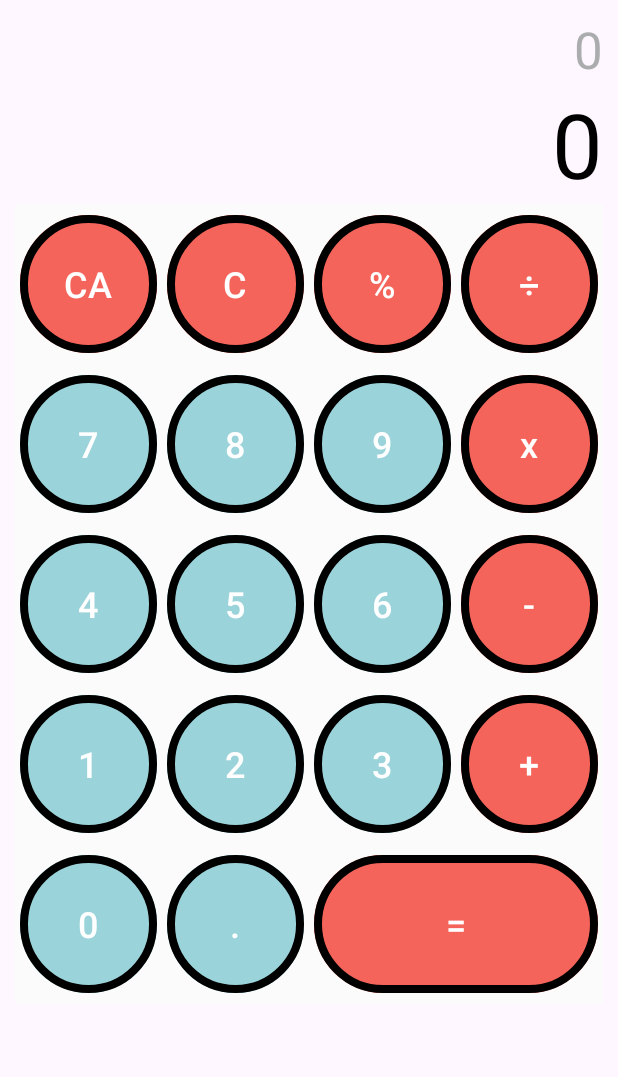
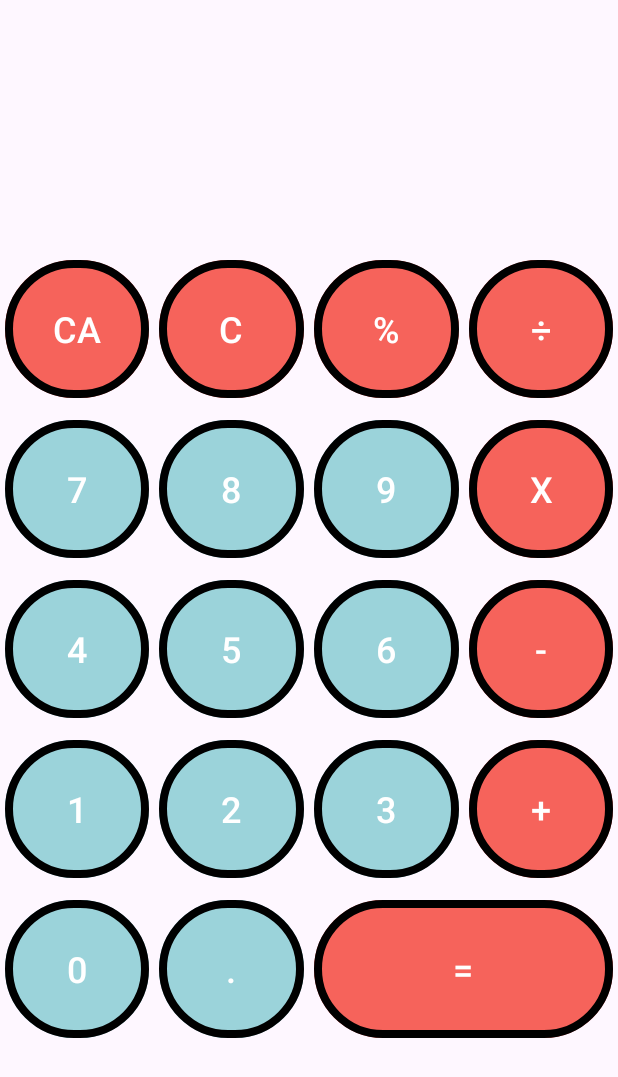
Before and after one commit to Bohorquezzz/Calculadora-Juan-Pablo-Bohorquez-Sofia-Palacio, an Android app: the screen it shows after launch (MainActivity), on a phone screen of 412 x 824 dp. Shown: the top 1077 px of the screen. Run offline under Robolectric (Android 15) with nearby library versions, the phone set to English and light mode, and no system bars.

```diff
--- a/app/src/main/res/layout/activity_main.xml
+++ b/app/src/main/res/layout/activity_main.xml
@@ -3,29 +3,26 @@
     xmlns:app="http://schemas.android.com/apk/res-auto"
     xmlns:tools="http://schemas.android.com/tools"
     android:layout_width="match_parent"
-    android:layout_height="wrap_content"
+    android:layout_height="match_parent"
     android:orientation="vertical"
-    android:padding="10dp"
-    android:textAlignment="textEnd"
-    tools:context=".MainActivity">
+    tools:context=".MainActivity" >
 
     <TextView
-        android:id="@+id/tvTemporal"
+        android:id="@+id/tvTemp"
         android:layout_width="match_parent"
         android:layout_height="wrap_content"
-        android:text="0"
+        android:padding="10dp"
         android:textAlignment="textEnd"
-        android:textColor="#9E787E7B"
-        android:textSize="34dp" />
+        android:textColor="#A6A6A6"
+        android:textSize="34sp" />
 
     <TextView
-        android:id="@+id/tvResultado"
+        android:id="@+id/tvResult"
         android:layout_width="match_parent"
         android:layout_height="wrap_content"
-        android:text="0"
+        android:padding="10dp"
         android:textAlignment="textEnd"
-        android:textColor="#000000"
-        android:textSize="60dp" />
+        android:textSize="60sp" />
 
     <include
         layout="@layout/botonesnumeros_layout"
--- a/app/src/main/res/layout/botonesnumeros_layout.xml
+++ b/app/src/main/res/layout/botonesnumeros_layout.xml
@@ -3,65 +3,64 @@
     xmlns:app="http://schemas.android.com/apk/res-auto"
     android:layout_width="match_parent"
     android:layout_height="wrap_content"
-    android:background="#FBFBFB"
-    android:orientation="vertical"
-    android:layout_column="0">
-
-
+    android:orientation="vertical">
 
     <GridLayout
         android:layout_width="match_parent"
         android:layout_height="wrap_content"
         android:columnCount="4"
-
         android:rowCount="5">
 
-
         <Button
-            android:id="@+id/button1"
+            android:id="@+id/button6"
             android:layout_width="wrap_content"
             android:layout_height="100dp"
             android:layout_row="0"
             android:layout_column="0"
             android:layout_columnWeight="1"
+
             android:layout_margin="3dp"
             android:backgroundTint="#90F44336"
-            android:cornerRadius="6dp"
+            android:onClick="borrar"
             android:text="CA"
             android:textSize="24sp"
-            app:strokeWidth="5dp" />
+            app:cornerRadius="50dp"
+            app:strokeWidth="5dp"/>
 
         <Button
-            android:id="@+id/button2"
+            android:id="@+id/button7"
             android:layout_width="wrap_content"
             android:layout_height="100dp"
             android:layout_row="0"
             android:layout_column="1"
             android:layout_columnWeight="1"
+
             android:layout_margin="3dp"
             android:backgroundTint="#90F44336"
-            android:cornerRadius="6dp"
+            android:onClick="borrar"
             android:text="C"
-            android:textSize="24dp"
-            app:strokeWidth="5dp" />
+            android:textSize="24sp"
+            app:cornerRadius="50dp"
+            app:strokeWidth="5dp"/>
 
         <Button
-            android:id="@+id/button3"
+            android:id="@+id/button8"
             android:layout_width="wrap_content"
             android:layout_height="100dp"
             android:layout_row="0"
             android:layout_column="2"
             android:layout_columnWeight="1"
+
             android:layout_margin="3dp"
             android:backgroundTint="#90F44336"
-            android:cornerRadius="6dp"
             android:onClick="cambiarOperador"
             android:text="%"
-            android:textSize="24dp"
-            app:strokeWidth="5dp" />
+            android:textSize="24sp"
+            app:cornerRadius="50dp"
+            app:strokeWidth="5dp"/>
 
         <Button
-            android:id="@+id/button4"
+            android:id="@+id/button9"
             android:layout_width="wrap_content"
             android:layout_height="100dp"
             android:layout_row="0"
@@ -69,14 +68,14 @@
             android:layout_columnWeight="1"
             android:layout_margin="3dp"
             android:backgroundTint="#90F44336"
-            android:cornerRadius="6dp"
             android:onClick="cambiarOperador"
             android:text="÷"
-            android:textSize="24dp"
-            app:strokeWidth="5dp" />
+            android:textSize="24sp"
+            app:cornerRadius="50dp"
+            app:strokeWidth="5dp"/>
 
         <Button
-            android:id="@+id/button5"
+            android:id="@+id/button10"
             android:layout_width="wrap_content"
             android:layout_height="100dp"
             android:layout_row="1"
@@ -84,14 +83,16 @@
             android:layout_columnWeight="1"
             android:layout_margin="3dp"
             android:backgroundTint="#9BD3DA"
-            android:cornerRadius="6dp"
             android:onClick="seleccionarNumero"
             android:text="7"
-            android:textSize="24dp"
-            app:strokeWidth="5dp" />
+            android:textColor="#FFFFFF"
+            android:textSize="24sp"
+            app:strokeColor="#000"
+            app:cornerRadius="50dp"
+            app:strokeWidth="5dp"/>
 
         <Button
-            android:id="@+id/button6"
+            android:id="@+id/button14"
             android:layout_width="wrap_content"
             android:layout_height="100dp"
             android:layout_row="1"
@@ -99,14 +100,17 @@
             android:layout_columnWeight="1"
             android:layout_margin="3dp"
             android:backgroundTint="#9BD3DA"
-            android:cornerRadius="6dp"
+
             android:onClick="seleccionarNumero"
             android:text="8"
-            android:textSize="24dp"
+            android:textColor="#FFFFFF"
+            android:textSize="24sp"
+            app:strokeColor="#000"
+            app:cornerRadius="50dp"
             app:strokeWidth="5dp" />
 
         <Button
-            android:id="@+id/button7"
+            android:id="@+id/button15"
             android:layout_width="wrap_content"
             android:layout_height="100dp"
             android:layout_row="1"
@@ -114,29 +118,33 @@
             android:layout_columnWeight="1"
             android:layout_margin="3dp"
             android:backgroundTint="#9BD3DA"
-            android:cornerRadius="6dp"
+
             android:onClick="seleccionarNumero"
             android:text="9"
-            android:textSize="24dp"
-            app:strokeWidth="5dp" />
+            android:textColor="#FFFFFF"
+            android:textSize="24sp"
+            app:strokeColor="#000"
+            app:cornerRadius="50dp"
+            app:strokeWidth="5dp"/>
 
         <Button
-            android:id="@+id/button8"
+            android:id="@+id/button16"
             android:layout_width="wrap_content"
             android:layout_height="100dp"
             android:layout_row="1"
             android:layout_column="3"
             android:layout_columnWeight="1"
+
             android:layout_margin="3dp"
             android:backgroundTint="#90F44336"
-            android:cornerRadius="6dp"
             android:onClick="cambiarOperador"
-            android:text="x"
-            android:textSize="24dp"
-            app:strokeWidth="5dp" />
+            android:text="X"
+            android:textSize="24sp"
+            app:cornerRadius="50dp"
+            app:strokeWidth="5dp"/>
 
         <Button
-            android:id="@+id/button9"
+            android:id="@+id/button17"
             android:layout_width="wrap_content"
             android:layout_height="100dp"
             android:layout_row="2"
@@ -144,14 +152,17 @@
             android:layout_columnWeight="1"
             android:layout_margin="3dp"
             android:backgroundTint="#9BD3DA"
-            android:cornerRadius="6dp"
+
             android:onClick="seleccionarNumero"
             android:text="4"
-            android:textSize="24dp"
-            app:strokeWidth="5dp" />
+            android:textColor="#FFFFFF"
+            android:textSize="24sp"
+            app:strokeColor="#000"
+            app:cornerRadius="50dp"
+            app:strokeWidth="5dp"/>
 
         <Button
-            android:id="@+id/button10"
+            android:id="@+id/button18"
             android:layout_width="wrap_content"
             android:layout_height="100dp"
             android:layout_row="2"
@@ -159,14 +170,17 @@
             android:layout_columnWeight="1"
             android:layout_margin="3dp"
             android:backgroundTint="#9BD3DA"
-            android:cornerRadius="6dp"
+
             android:onClick="seleccionarNumero"
             android:text="5"
-            android:textSize="24dp"
+            android:textColor="#FFFFFF"
+            android:textSize="24sp"
+            app:strokeColor="#000"
+            app:cornerRadius="50dp"
             app:strokeWidth="5dp" />
 
         <Button
-            android:id="@+id/button11"
+            android:id="@+id/button19"
             android:layout_width="wrap_content"
             android:layout_height="100dp"
             android:layout_row="2"
@@ -174,29 +188,33 @@
             android:layout_columnWeight="1"
             android:layout_margin="3dp"
             android:backgroundTint="#9BD3DA"
-            android:cornerRadius="6dp"
+
             android:onClick="seleccionarNumero"
             android:text="6"
-            android:textSize="24dp"
+            android:textColor="#FFFFFF"
+            android:textSize="24sp"
+            app:strokeColor="#000"
+            app:cornerRadius="50dp"
             app:strokeWidth="5dp" />
 
         <Button
-            android:id="@+id/button12"
+            android:id="@+id/button20"
             android:layout_width="wrap_content"
             android:layout_height="100dp"
             android:layout_row="2"
             android:layout_column="3"
             android:layout_columnWeight="1"
+
             android:layout_margin="3dp"
             android:backgroundTint="#90F44336"
-            android:cornerRadius="6dp"
             android:onClick="cambiarOperador"
             android:text="-"
-            android:textSize="24dp"
-            app:strokeWidth="5dp" />
+            android:textSize="24sp"
+            app:cornerRadius="50dp"
+            app:strokeWidth="5dp"/>
+
 
         <Button
-            android:id="@+id/button13"
             android:layout_width="wrap_content"
             android:layout_height="100dp"
             android:layout_row="3"
@@ -204,14 +222,16 @@
             android:layout_columnWeight="1"
             android:layout_margin="3dp"
             android:backgroundTint="#9BD3DA"
-            android:cornerRadius="6dp"
+
             android:onClick="seleccionarNumero"
             android:text="1"
-            android:textSize="24dp"
-            app:strokeWidth="5dp" />
+            android:textColor="#FFFFFF"
+            android:textSize="24sp"
+            app:strokeColor="#000"
+            app:cornerRadius="50dp"
+            app:strokeWidth="5dp"/>
 
         <Button
-            android:id="@+id/button14"
             android:layout_width="wrap_content"
             android:layout_height="100dp"
             android:layout_row="3"
@@ -219,14 +239,16 @@
             android:layout_columnWeight="1"
             android:layout_margin="3dp"
             android:backgroundTint="#9BD3DA"
-            android:cornerRadius="6dp"
+
             android:onClick="seleccionarNumero"
             android:text="2"
-            android:textSize="24dp"
+            android:textColor="#FFFFFF"
+            android:textSize="24sp"
+            app:strokeColor="#000"
+            app:cornerRadius="50dp"
             app:strokeWidth="5dp" />
 
         <Button
-            android:id="@+id/button15"
             android:layout_width="wrap_content"
             android:layout_height="100dp"
             android:layout_row="3"
@@ -234,29 +256,50 @@
             android:layout_columnWeight="1"
             android:layout_margin="3dp"
             android:backgroundTint="#9BD3DA"
-            android:cornerRadius="6dp"
+
             android:onClick="seleccionarNumero"
             android:text="3"
-            android:textSize="24dp"
+            android:textColor="#FFFFFF"
+            android:textSize="24sp"
+            app:strokeColor="#000"
+            app:cornerRadius="50dp"
             app:strokeWidth="5dp" />
 
         <Button
-            android:id="@+id/button16"
             android:layout_width="wrap_content"
             android:layout_height="100dp"
             android:layout_row="3"
             android:layout_column="3"
             android:layout_columnWeight="1"
+
             android:layout_margin="3dp"
             android:backgroundTint="#90F44336"
-            android:cornerRadius="6dp"
             android:onClick="cambiarOperador"
             android:text="+"
-            android:textSize="24dp"
+            android:textSize="24sp"
+            app:cornerRadius="50dp"
+            app:strokeWidth="5dp"/>
+
+        <Button
+            android:id="@+id/button22"
+            android:layout_width="wrap_content"
+            android:layout_height="100dp"
+            android:layout_row="4"
+            android:layout_column="1"
+            android:layout_columnWeight="1"
+            android:layout_margin="3dp"
+            android:backgroundTint="#9BD3DA"
+
+            android:onClick="seleccionarNumero"
+            android:text="."
+            android:textColor="#FFFFFF"
+            android:textSize="24sp"
+            app:strokeColor="#000"
+            app:cornerRadius="50dp"
             app:strokeWidth="5dp" />
 
         <Button
-            android:id="@+id/button17"
+            android:id="@+id/button23"
             android:layout_width="wrap_content"
             android:layout_height="100dp"
             android:layout_row="4"
@@ -264,43 +307,31 @@
             android:layout_columnWeight="1"
             android:layout_margin="3dp"
             android:backgroundTint="#9BD3DA"
-            android:cornerRadius="6dp"
+
             android:onClick="seleccionarNumero"
             android:text="0"
-            android:textSize="24dp"
+            android:textColor="#FFFFFF"
+            android:textSize="24sp"
+            app:strokeColor="#000"
+            app:cornerRadius="50dp"
             app:strokeWidth="5dp" />
 
         <Button
-            android:id="@+id/button18"
-            android:layout_width="wrap_content"
-            android:layout_height="100dp"
-            android:layout_row="4"
-            android:layout_column="1"
-            android:layout_columnWeight="1"
-            android:layout_margin="3dp"
-            android:backgroundTint="#9BD3DA"
-            android:cornerRadius="6dp"
-            android:text="."
-            android:textSize="24dp"
-            app:strokeWidth="5dp" />
-
-
-        <Button
-            android:id="@+id/button19"
+            android:id="@+id/button21"
             android:layout_width="wrap_content"
             android:layout_height="100dp"
             android:layout_row="4"
             android:layout_column="2"
             android:layout_columnSpan="2"
-            android:layout_columnWeight="1"
+
+            android:layout_columnWeight="2"
             android:layout_margin="3dp"
             android:backgroundTint="#90F44336"
-            android:cornerRadius="6dp"
+            android:onClick="igual"
             android:text="="
-            android:textSize="24dp"
-            app:strokeWidth="5dp" />
-
+            android:textSize="24sp"
+            app:cornerRadius="50dp"
+            app:strokeWidth="5dp"/>
 
     </GridLayout>
-
 </LinearLayout>
```
Also changed, not shown: app/src/main/java/com/example/calculadora/MainActivity.kt (+74 -30 lines).
